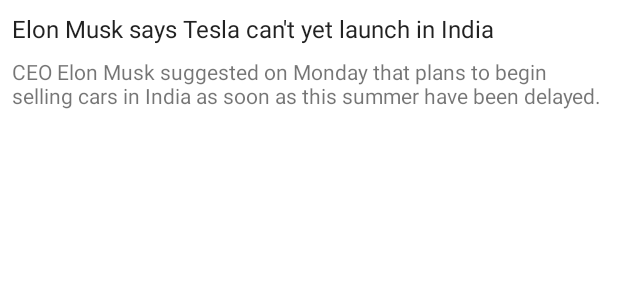
After one commit to dayabaran/AnimeViewer, an Android app: the layout anime_row_item.xml on its own in the app's theme, with its tools: preview values and no code run, on a phone screen of 412 x 824 dp. The commit adds this screen. Shown: the top 300 px of the screen. Run offline under Robolectric (Android 15) with nearby library versions, the phone set to English and light mode, and no system bars.

Commit message:
Daya - Savepoint to display in recyclerView

```diff
--- a/app/build.gradle
+++ b/app/build.gradle
@@ -75,4 +75,8 @@ dependencies {
     implementation 'com.intuit.ssp:ssp-android:1.0.6'
     implementation 'com.intuit.sdp:sdp-android:1.0.6'
 
+    //Picasso
+    implementation "com.squareup.picasso:picasso:$picassoVersion"
+
+
 }
--- /dev/null
+++ b/app/src/main/java/com/example/animeviewer/AnimeItemsDao.kt
@@ -0,0 +1,4 @@
+package com.example.animeviewer
+
+class AnimeItemsDao {
+}
--- a/app/src/main/java/com/example/animeviewer/MainActivity.kt
+++ b/app/src/main/java/com/example/animeviewer/MainActivity.kt
@@ -25,5 +25,6 @@ class MainActivity : AppCompatActivity() {
         val adapter = AnimeAdapter()
         recyclerView.adapter = adapter
         recyclerView.layoutManager = LinearLayoutManager(this)
+        adapter.swapItems(animeViewModel.getAnimeItems())
     }
 }
--- /dev/null
+++ b/app/src/main/java/com/example/animeviewer/model/NewsArticle.kt
@@ -0,0 +1,6 @@
+package com.example.animeviewer.model
+
+data class NewsArticle(
+        var title: String = "",
+        var description: String = ""
+)
--- a/app/src/main/java/com/example/animeviewer/viewmodel/AnimeViewModel.kt
+++ b/app/src/main/java/com/example/animeviewer/viewmodel/AnimeViewModel.kt
@@ -1,7 +1,9 @@
 package com.example.animeviewer.viewmodel
 
 import androidx.lifecycle.ViewModel
+import com.example.animeviewer.DummyDataProvider
 
 class AnimeViewModel: ViewModel() {
 
+    fun getAnimeItems() = DummyDataProvider.getDummyAnime()
 }
--- /dev/null
+++ b/app/src/main/res/layout/anime_row_item.xml
@@ -0,0 +1,30 @@
+<?xml version="1.0" encoding="utf-8"?>
+<RelativeLayout xmlns:android="http://schemas.android.com/apk/res/android"
+    xmlns:tools="http://schemas.android.com/tools"
+    android:layout_width="match_parent"
+    android:layout_height="wrap_content"
+    android:background="?selectableItemBackground"
+    android:orientation="vertical">
+
+    <TextView
+        android:id="@+id/news_title"
+        android:layout_width="match_parent"
+        android:layout_height="wrap_content"
+        android:layout_marginEnd="8dp"
+        android:layout_marginStart="8dp"
+        android:layout_marginTop="8dp"
+        android:textAppearance="@style/TextAppearance.AppCompat.Subhead"
+        tools:text="Elon Musk says Tesla can't yet launch in India" />
+
+    <TextView
+        android:id="@+id/news_description"
+        android:layout_width="match_parent"
+        android:layout_height="wrap_content"
+        android:layout_below="@+id/news_title"
+        android:layout_marginBottom="8dp"
+        android:layout_marginEnd="8dp"
+        android:layout_marginStart="8dp"
+        android:layout_marginTop="8dp"
+        tools:text="CEO Elon Musk suggested on Monday that plans to begin selling cars in India as soon as this summer have been delayed." />
+
+</RelativeLayout>
--- a/app/src/main/res/values/colors.xml
+++ b/app/src/main/res/values/colors.xml
@@ -7,4 +7,7 @@
     <color name="teal_700">#FF018786</color>
     <color name="black">#FF000000</color>
     <color name="white">#FFFFFFFF</color>
+    <color name="colorPrimary">#008577</color>
+    <color name="colorPrimaryDark">#00574B</color>
+    <color name="colorAccent">#D81B60</color>
 </resources>
--- a/build.gradle
+++ b/build.gradle
@@ -13,6 +13,7 @@ buildscript {
         retrofitVersion = '2.7.1'
         okHttpVersion = '4.3.1'
 
+        picassoVersion = "2.71828"
         constraintLayoutVersion = '2.0.4'
     }
     repositories {
```
Also changed, not shown: app/src/main/java/com/example/animeviewer/AnimeAdapter.kt (+28 -6 lines), app/src/main/java/com/example/animeviewer/AnimeResponse.kt (added, +21 -0 lines), app/src/main/java/com/example/animeviewer/AnimeViewHolder.kt (deleted, +0 -17 lines), app/src/main/java/com/example/animeviewer/DummyDataProvider.kt (added, +13 -0 lines), app/src/main/java/com/example/animeviewer/api/AnimeApi.kt (added, +15 -0 lines), app/src/main/java/com/example/animeviewer/api/RetrofitClient.kt (added, +32 -0 lines), app/src/main/java/com/example/animeviewer/model/AnimeItem.kt (added, +61 -0 lines), app/src/main/java/com/example/animeviewer/model/AnimeItemModel.kt (deleted, +0 -46 lines), app/src/main/res/layout/anime_list_item.xml (+11 -9 lines).
